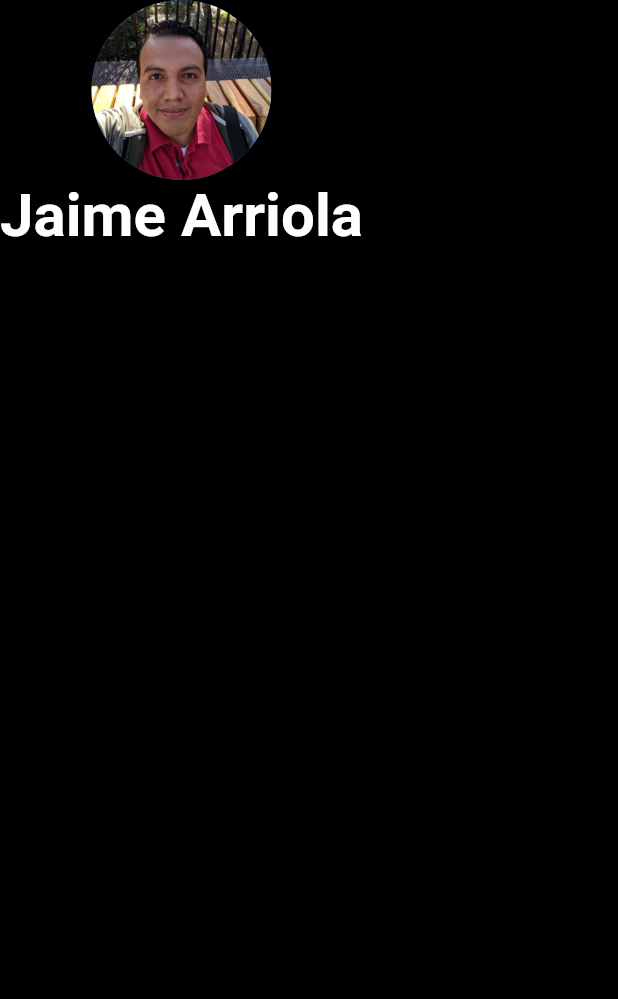
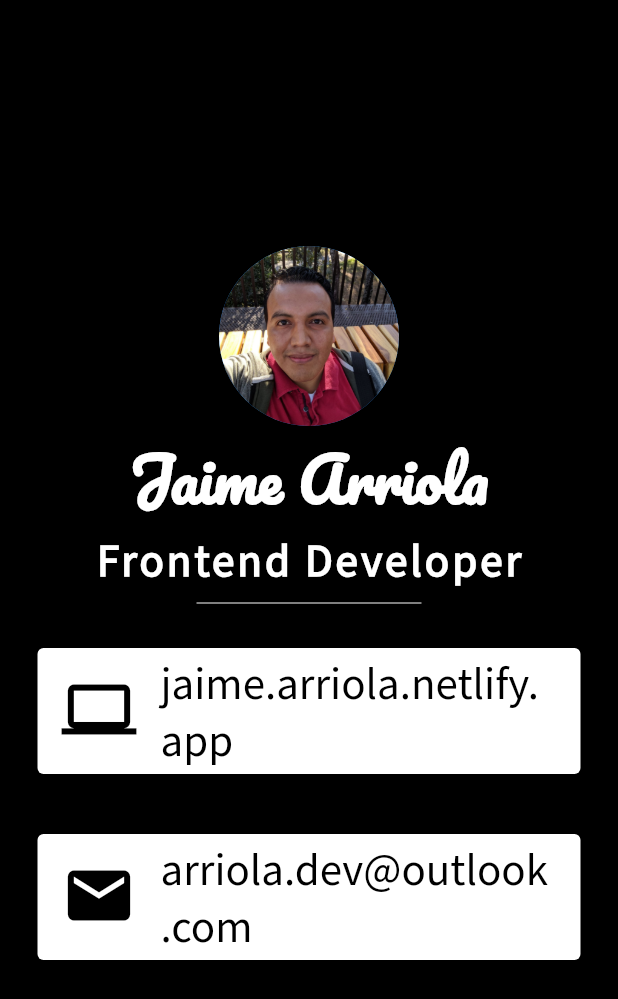
Before and after one commit to ing-arriola/flutter_mycard, a Flutter app: the screen it shows after launch, on a phone screen of 412 x 824 dp. Shown: the top 999 px of the screen. Run offline on Flutter 3.47's test engine with Material 2 defaults, Android fonts, the phone set to English and light mode, and no system bars.

Commit message:
Completed project

```diff
--- a/lib/main.dart
+++ b/lib/main.dart
@@ -1,4 +1,5 @@
 import 'package:flutter/material.dart';
+import 'package:flutter/widgets.dart';
 
 void main() {
   runApp(MyApp());
@@ -13,6 +14,7 @@ class MyApp extends StatelessWidget {
         body:
         SafeArea(
           child: Column(
+            mainAxisAlignment: MainAxisAlignment.center,
             children: [
               CircleAvatar(
                 radius: 60,
@@ -21,9 +23,59 @@ class MyApp extends StatelessWidget {
               Text('Jaime Arriola',style: TextStyle(
                 fontSize: 40,
                 color: Colors.white,
+                fontFamily: 'Pacifico',
+                fontWeight: FontWeight.bold
+              ),),
+              Text('Frontend Developer',style: TextStyle(
+                  fontSize: 30,
+                  color: Colors.white,
+                  letterSpacing: 2,
+                  fontFamily: 'SourceSansPro',
+                  fontWeight: FontWeight.bold
+              ),),
+              SizedBox(
+                height: 20,
+                width: 150,
+                child: Divider(
+                  color: Colors.white,
+                ),
+              ),
+              Card(
+                color: Colors.white,
+                margin: EdgeInsets.symmetric(vertical: 20,horizontal: 25),
 
-                fontWeight: FontWeight.bold
-              ),)
+                child: ListTile(
+                  leading: Icon(
+                    Icons.computer,
+                    color: Colors.black,
+                    size: 50,
+                  ),
+                  title: Text('jaime.arriola.netlify.app',
+                    style: TextStyle(
+                        color: Colors.black,
+                        fontSize: 30,
+                        fontFamily: 'SourceSansPro'
+                    ),),
+                ),
+              ),
+              Card(
+                color: Colors.white,
+                margin: EdgeInsets.symmetric(vertical: 20,horizontal: 25),
+
+                child: ListTile(
+                  leading: Icon(
+                    Icons.email,
+                    color: Colors.black,
+                    size: 50,
+                  ),
+                  title: Text('arriola.dev@outlook.com',
+                    style: TextStyle(
+                        color: Colors.black,
+                        fontSize: 30,
+                        fontFamily: 'SourceSansPro'
+                    ),),
+                ),
+              )
             ],
           ),
         ),
```
Also changed, not shown: pubspec.yaml (+7 -0 lines), fonts/Pacifico-Regular.ttf (added), fonts/SourceSansPro-Regular.ttf (added).
